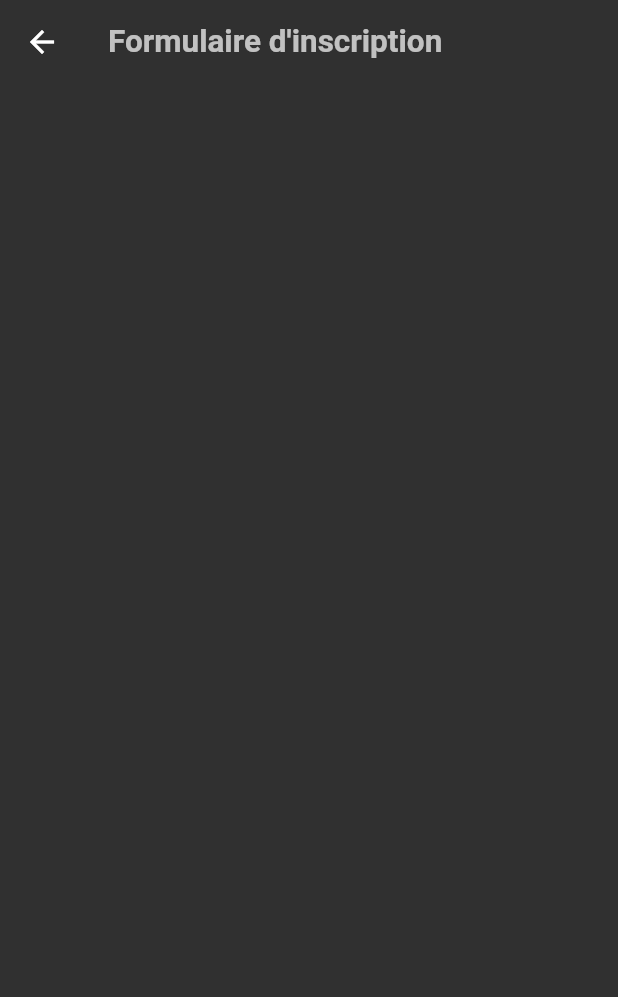
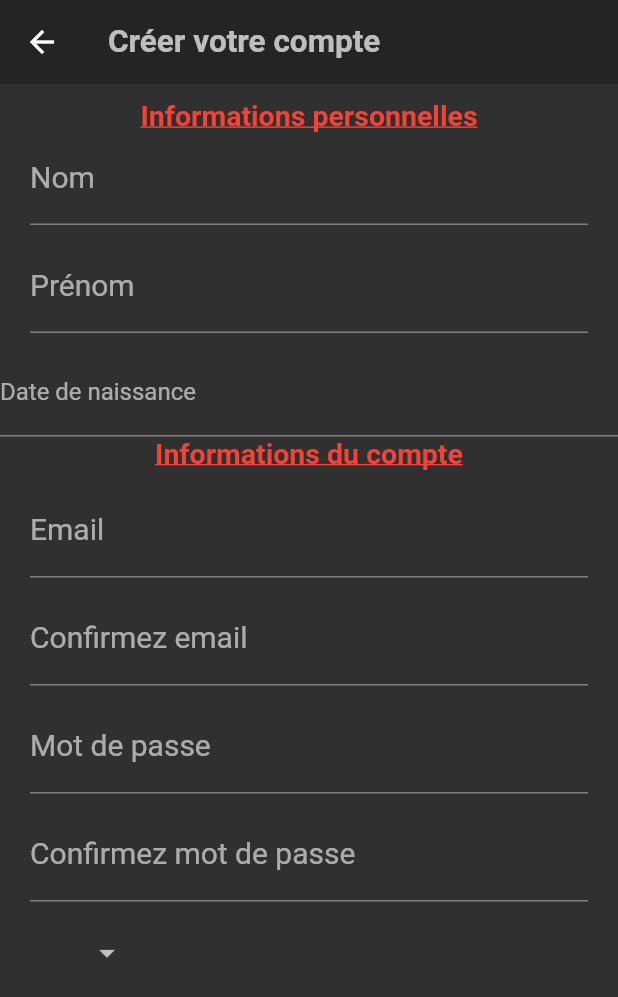
Before and after one commit to marttop/digital_helper, a Flutter app: the RegistrationPage screen opened directly, on a phone screen of 412 x 824 dp. Shown: the top 997 px of the screen. Run offline on Flutter 3.47's test engine with Material 2 defaults, Android fonts, the phone set to English and light mode, and no system bars.

Commit message:
First version of the front-end for the registration page. Api and http requests are not made yet. Need to finish dropdownlists, buttons and maybe profilePicture

```diff
--- a/lib/pages/intro.dart
+++ b/lib/Pages/intro.dart
@@ -1,4 +1,4 @@
-import 'package:digital_helper/utils/custom_widgets.dart';
+import 'package:digital_helper/Utils/custom_widgets.dart';
 import 'package:flutter/material.dart';
 
 import 'login.dart';
@@ -41,7 +41,8 @@ class IntroPage extends StatelessWidget {
                       },
                     )
                   ],
-                )),
+                )
+            ),
           ),
         ],
       ),
--- /dev/null
+++ b/lib/Pages/registration.dart
@@ -0,0 +1,50 @@
+import 'package:digital_helper/Utils/custom_widgets.dart';
+import 'package:flutter/material.dart';
+
+class RegistrationPage extends StatefulWidget {
+  @override
+  _RegistrationPageState createState() => _RegistrationPageState();
+}
+
+class _RegistrationPageState extends State<RegistrationPage> {
+  final _formKey = GlobalKey<FormState>();
+  // final List<String> _array = ['1', '2'];
+  List<TextEditingController> _controller =
+      List.generate(6, (i) => TextEditingController());
+  String errorMsg = '';
+
+  Color txtColor = Colors.white;
+
+  @override
+  void dispose() {
+    for (int i = _controller.length - 1; i >= 0; i--) {
+      _controller[i].dispose();
+    }
+    super.dispose();
+  }
+
+  @override
+  Widget build(BuildContext context) {
+    return Scaffold(
+      appBar: AppBar(
+        title: Text(
+          "Créer votre compte",
+          style: Theme.of(context).textTheme.headline4,
+        ),
+        backgroundColor: Colors.black26,
+        elevation: 0.0,
+      ),
+      body: Column(children: <Widget>[
+        Expanded(
+            child: ListView(
+          children: <Widget>[
+            Form(
+              key: _formKey,
+              child: CustomRegistrationForm(controller: _controller),
+            ),
+          ],
+        ))
+      ]),
+    );
+  }
+}
--- /dev/null
+++ b/lib/Utils/custom_widgets.dart
@@ -0,0 +1,232 @@
+import 'package:flutter/material.dart';
+import 'package:flutter/rendering.dart';
+
+//Reusable logo
+class MainLogo extends StatelessWidget {
+  final double imgHeight;
+  MainLogo({this.imgHeight});
+  @override
+  Widget build(BuildContext context) {
+    return Container(
+      child: Image.asset('assets/logo_transparent.png'),
+      width: MediaQuery.of(context).size.width,
+      height: imgHeight,
+    );
+  }
+}
+
+//Start button on the intro page
+class StartButton extends StatelessWidget {
+  final String btnText;
+  final Function onBtnPressed;
+  final int id;
+  StartButton({this.btnText, this.onBtnPressed, this.id});
+  @override
+  Widget build(BuildContext context) {
+    return Padding(
+      padding: EdgeInsets.fromLTRB(20, 0, 20, 10),
+      child: MaterialButton(
+        child: Padding(
+          padding: getPadding(id),
+          child: Row(
+            mainAxisAlignment: MainAxisAlignment.center,
+            children: <Widget>[
+              Text(
+                btnText,
+                style: Theme.of(context).textTheme.bodyText1,
+              ),
+              SizedBox(width: 10),
+              Icon(Icons.arrow_right),
+            ],
+          ),
+        ),
+        onPressed: onBtnPressed,
+        color: Theme.of(context).primaryColor,
+      ),
+    );
+  }
+
+  EdgeInsets getPadding(int id) {
+    if (id == 0)
+      return (EdgeInsets.all(18.0));
+    else if (id == 1)
+      return (EdgeInsets.all(10.0));
+    else
+      return null;
+  }
+}
+
+//Custom TextField with validator and controller
+class CustomControllerTextField extends StatelessWidget {
+  final String fieldText;
+  final String validatorText;
+  final myController;
+  CustomControllerTextField(
+      {this.fieldText, this.validatorText, this.myController});
+  @override
+  Widget build(BuildContext context) {
+    return Padding(
+      padding: EdgeInsets.fromLTRB(20, 0, 20, 10),
+      child: TextFormField(
+        decoration: InputDecoration(
+            labelText: fieldText,
+            labelStyle: TextStyle(
+              fontSize: 20,
+            )),
+        controller: myController,
+        validator: (value) {
+          if (value.isEmpty) {
+            return validatorText;
+          }
+          return isMailValid(value, fieldText);
+        },
+        obscureText: isPassword(fieldText),
+      ),
+    );
+  }
+
+  static bool isPassword(String str) {
+    if (str == "Mot de passe" || str == "Password") {
+      return true;
+    } else
+      return false;
+  }
+
+  static String isMailValid(String value, String fieldText) {
+    if (isPassword(fieldText))
+      return null;
+    else if (!(value.contains('@') && value.contains('.')))
+      return "Entrez une adresse mail valide.";
+    else
+      return null;
+  }
+}
+
+class CustomControllerDateField extends StatelessWidget {
+  @override
+  Widget build(BuildContext context) {
+    return InputDatePickerFormField(
+      firstDate: DateTime(1950),
+      lastDate: DateTime(2020),
+      fieldLabelText: "Date de naissance",
+    );
+  }
+}
+
+class SocialIcon extends StatelessWidget {
+  final String iconName;
+  SocialIcon({this.iconName});
+  @override
+  Widget build(BuildContext context) {
+    return Container(
+      child: Image.asset(iconName),
+      width: 40,
+      height: 40,
+    );
+  }
+}
+
+class CustomTextFieldArray extends StatefulWidget {
+  final int nbFields;
+  final List<String> _array;
+  final List<TextEditingController> _controller;
+  CustomTextFieldArray(this.nbFields, this._controller, this._array);
+  @override
+  _CustomTextFieldArrayState createState() => _CustomTextFieldArrayState();
+}
+
+class _CustomTextFieldArrayState extends State<CustomTextFieldArray> {
+  @override
+  Widget build(BuildContext context) {
+    return Column(
+      children: buildArray(),
+    );
+  }
+
+  List<Widget> buildArray() {
+    List<Widget> _customTextFieldArray = List<Widget>();
+    for (int i = 0; i < widget.nbFields; i++) {
+      _customTextFieldArray.add(CustomControllerTextField(
+        fieldText: widget._array[i],
+        validatorText: "Champ obligatoire",
+        myController: widget._controller[i],
+      ));
+      _customTextFieldArray.add(SizedBox(height: 10));
+    }
+    return _customTextFieldArray;
+  }
+}
+
+class CustomRegistrationForm extends StatefulWidget {
+  final List<TextEditingController> controller;
+  final String myValue;
+  CustomRegistrationForm({this.controller, this.myValue});
+  @override
+  _CustomRegistrationFormState createState() => _CustomRegistrationFormState();
+}
+
+class _CustomRegistrationFormState extends State<CustomRegistrationForm> {
+  @override
+  Widget build(BuildContext context) {
+    return Column(children: <Widget>[
+      SizedBox(height: 10),
+      Text("Informations personnelles",
+          style: TextStyle(
+              decoration: TextDecoration.underline,
+              fontSize: 19,
+              fontWeight: FontWeight.bold,
+              color: Theme.of(context).primaryColor)),
+      CustomControllerTextField(
+        fieldText: "Nom",
+        validatorText: "Entrez votre nom.",
+        myController: widget.controller[0],
+      ),
+      CustomControllerTextField(
+        fieldText: "Prénom",
+        validatorText: "Entrez votre Prénom.",
+        myController: widget.controller[1],
+      ),
+      CustomControllerDateField(),
+      Text("Informations du compte",
+          style: TextStyle(
+              decoration: TextDecoration.underline,
+              fontSize: 19,
+              fontWeight: FontWeight.bold,
+              color: Theme.of(context).primaryColor)),
+      SizedBox(height: 10),
+      CustomControllerTextField(
+        fieldText: "Email",
+        validatorText: "Entrez votre Email.",
+        myController: widget.controller[2],
+      ),
+      CustomControllerTextField(
+        fieldText: "Confirmez email",
+        validatorText: "Entrez votre Email.",
+        myController: widget.controller[3],
+      ),
+      CustomControllerTextField(
+        fieldText: "Mot de passe",
+        validatorText: "Entrez votre mot de passe.",
+        myController: widget.controller[4],
+      ),
+      CustomControllerTextField(
+        fieldText: "Confirmez mot de passe",
+        validatorText: "Entrez votre mot de passe.",
+        myController: widget.controller[5],
+      ),
+      Container(
+        width: MediaQuery.of(context).size.width,
+        height: MediaQuery.of(context).size.height,
+        child: DropdownButton<String>(
+          items: <String>['Aspirant', 'Coach'].map((String value) {
+            return DropdownMenuItem<String>(
+              value: value,
+              child: Text(value),
+            );
+          }).toList(),
+          onChanged: (_) {},
+        ),
+      ),
+    ]);
+  }
+}
--- a/lib/main.dart
+++ b/lib/main.dart
@@ -1,6 +1,6 @@
 import 'package:flutter/material.dart';
 
-import 'pages/intro.dart';
+import 'Pages/intro.dart';
 
 void main() {
   runApp(MyApp());
--- a/lib/pages/registration.dart
+++ /dev/null
@@ -1,17 +0,0 @@
-import 'package:flutter/material.dart';
-
-class RegistrationPage extends StatelessWidget {
-  @override
-  Widget build(BuildContext context) {
-    return Scaffold(
-      appBar: AppBar(
-        title: Text(
-          "Formulaire d'inscription",
-          style: Theme.of(context).textTheme.headline4,
-        ),
-        backgroundColor: Colors.transparent,
-        elevation: 0.0,
-      ),
-    );
-  }
-}
```
Also changed, not shown: lib/Pages/login.dart (added, +150 -0 lines), lib/pages/login.dart (deleted, +0 -150 lines), lib/utils/custom_widgets.dart (deleted, +0 -115 lines), lib/Api/api.dart (renamed from lib/api/api.dart), lib/Pages/home.dart (renamed from lib/pages/home.dart).
